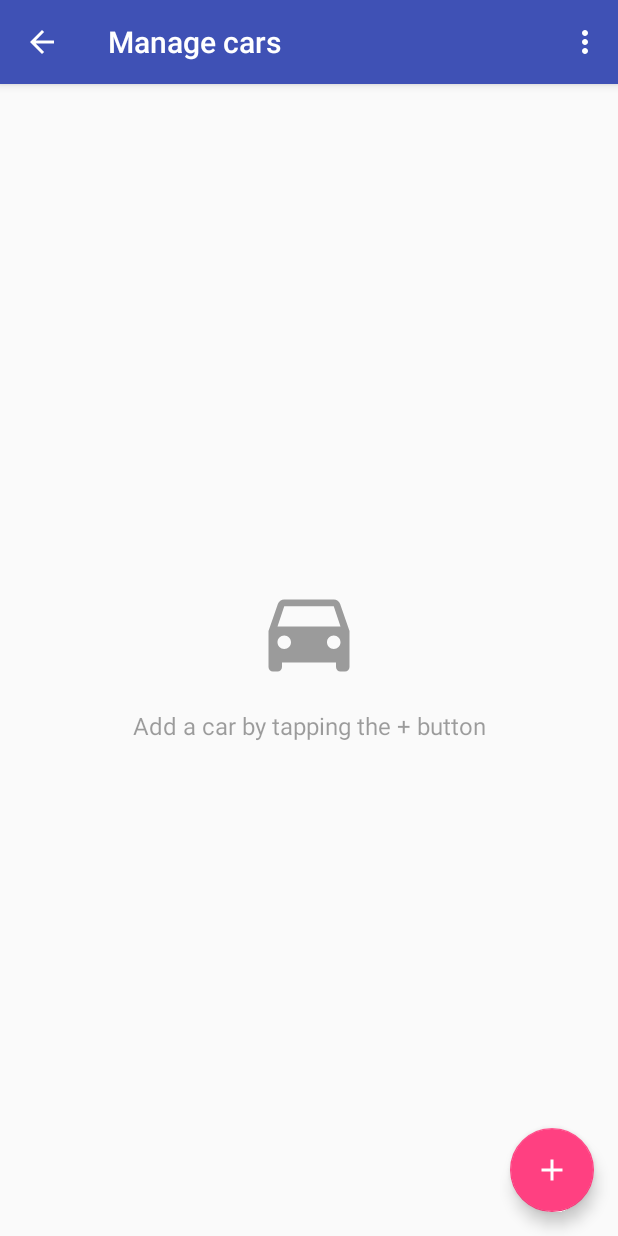
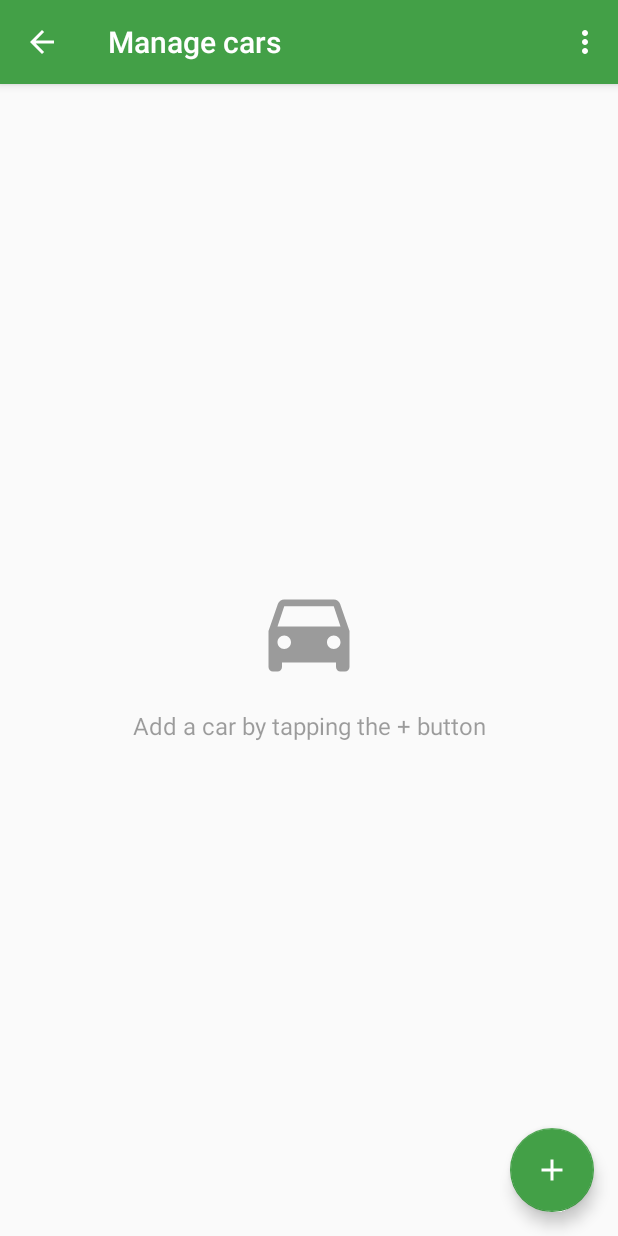
Before and after one commit to nibarius/opera-park-android, an Android app: the ManageCarsActivity screen opened directly, with no data from a screen before it, on a phone screen of 412 x 824 dp. Run offline under Robolectric (Android 15) with nearby library versions, the phone set to English and light mode, and no system bars.

Commit message:
Use 'free spaces-green' as primary and accent color

```diff
--- a/app/src/main/res/values/colors.xml
+++ b/app/src/main/res/values/colors.xml
@@ -1,10 +1,8 @@
 <?xml version="1.0" encoding="utf-8"?>
 <resources>
-    <color name="colorPrimary">#3F51B5</color>
-    <color name="colorPrimaryDark">#303F9F</color>
-    <color name="colorAccent">#ff4081</color>
-    <color name="colorUnparkedCar">#ffff00</color>
-    <color name="colorParkedCar">#90ee90</color>
+    <color name="colorPrimary">@color/colorGreen600</color>
+    <color name="colorPrimaryDark">@color/colorGreen800</color>
+    <color name="colorAccent">@color/colorGreen600</color>
 
     <color name="colorToolbarFull">@color/colorRed600</color>
     <color name="colorStatusBarFull">@color/colorRed800</color>
```
